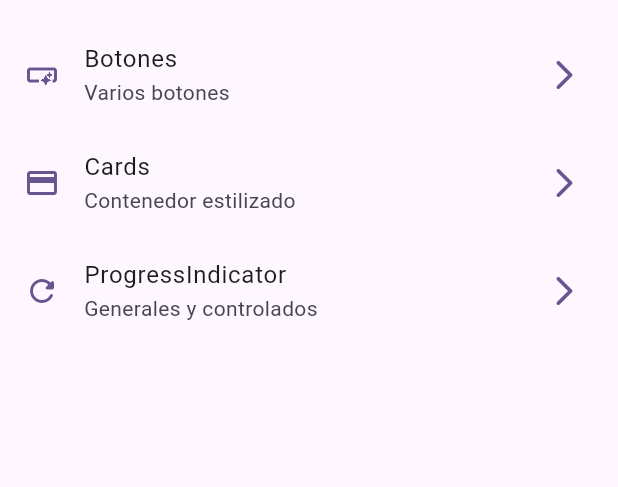
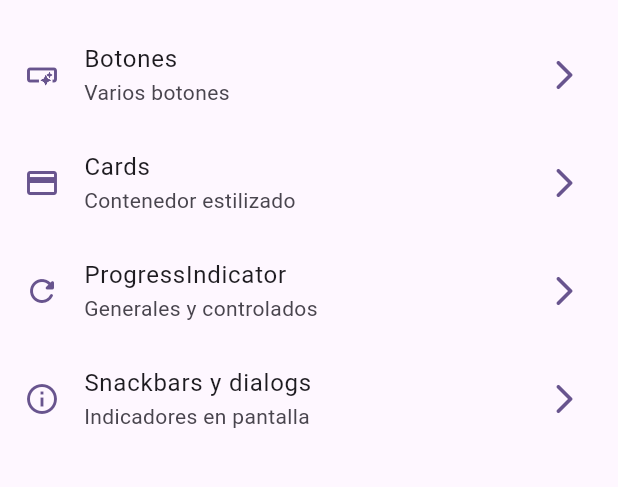
Before and after one commit to LBetti/widgetsMaterial3, a Flutter app: the screen it shows after launch, on a phone screen of 412 x 824 dp, the part 63-550 px from its top. Run offline on Flutter 3.47's test engine with Material 2 defaults, Android fonts, the phone set to English and light mode, and no system bars; our stand-ins replace go_router.

Commit message:
snackbars

```diff
--- a/lib/config/menu/menu_items.dart
+++ b/lib/config/menu/menu_items.dart
@@ -29,4 +29,9 @@ const appMenuItems = <MenuItem>[
       subTtitle: 'Generales y controlados',
       link: '/progress',
       icon: Icons.refresh_rounded),
+  MenuItem(
+      title: 'Snackbars y dialogs',
+      subTtitle: 'Indicadores en pantalla',
+      link: '/snackbars',
+      icon: Icons.info_outline),
 ];
--- a/lib/config/router/app_router.dart
+++ b/lib/config/router/app_router.dart
@@ -23,4 +23,9 @@ final appRouter = GoRouter(routes: [
     name: ProgressScreen.name,
     builder: (context, state) => const ProgressScreen(),
   ),
+  GoRoute(
+    path: '/snackbars',
+    name: SnackbarScreen.name,
+    builder: (context, state) => const SnackbarScreen(),
+  ),
 ]);
```
Also changed, not shown: lib/presentation/screens/snackbar/snackbar_screen.dart (+18 -1 lines).
